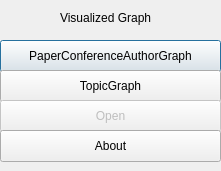
First picture: the form in loaddialog.ui, repository Imanity/GraphView, before the edit.
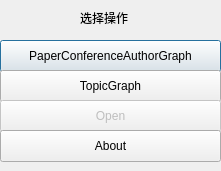
Second picture: the form after the edit.

Commit message: 修正了一下win10下界面

What changed in the file:
```diff
--- a/loaddialog.ui
+++ b/loaddialog.ui
@@ -45,14 +45,14 @@
   <widget class="QLabel" name="label">
    <property name="geometry">
     <rect>
-     <x>60</x>
+     <x>80</x>
      <y>10</y>
-     <width>111</width>
+     <width>51</width>
      <height>16</height>
     </rect>
    </property>
    <property name="text">
-    <string>Visualized Graph</string>
+    <string>选择操作：</string>
    </property>
   </widget>
   <widget class="QPushButton" name="openButton">
```
The commit also changes 1 other file.
